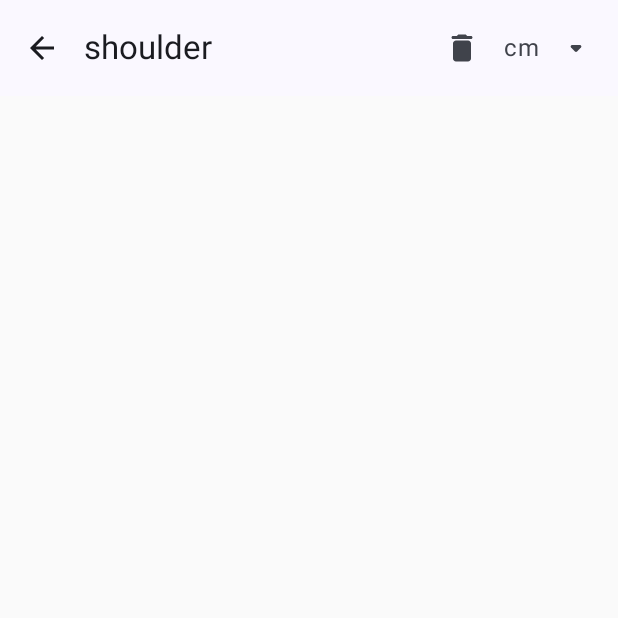
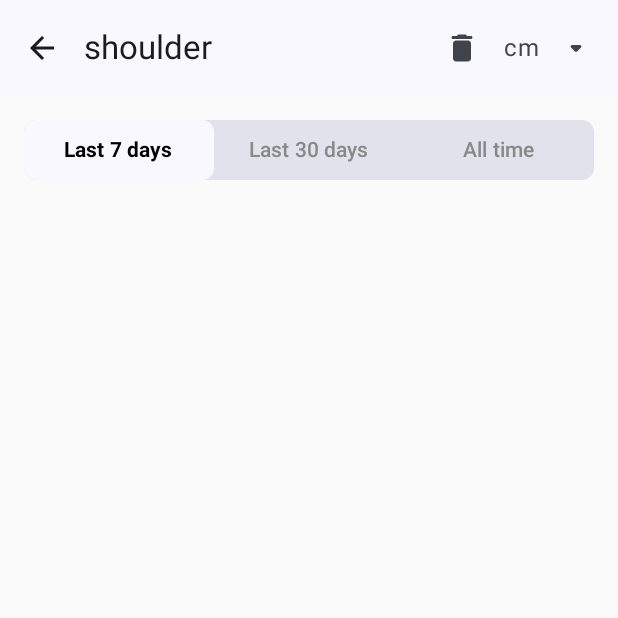
Before and after one commit to Pravan/Fit_iq2, an Android app built with Jetpack Compose: the screen it shows after launch (MainActivity), on a phone screen of 412 x 824 dp, the top half of it. Run offline under Robolectric (Android 15) with nearby library versions, the phone set to English and light mode, and no system bars; our stand-ins replace window size class.

Commit message:
Details Screen

```diff
--- /dev/null
+++ b/app/src/main/java/com/example/fit_iq/domain/model/TimeRange.kt
@@ -0,0 +1,11 @@
+package com.example.fit_iq.domain.model
+
+
+
+enum class TimeRange(
+    val label: String
+) {
+    LAST7DAYS(label = "Last 7 days"),
+    LAST30DAYS(label = "Last 30 days"),
+    ALL_TIME(label = "All time")
+}
--- a/app/src/main/java/com/example/fit_iq/ui/presentation/details/DetailsScreen.kt
+++ b/app/src/main/java/com/example/fit_iq/ui/presentation/details/DetailsScreen.kt
@@ -1,18 +1,28 @@
 package com.example.fit_iq.ui.presentation.details
 
+import androidx.compose.foundation.background
+import androidx.compose.foundation.clickable
+import androidx.compose.foundation.interaction.MutableInteractionSource
+import androidx.compose.foundation.layout.Arrangement
+import androidx.compose.foundation.layout.Box
 import androidx.compose.foundation.layout.Column
+import androidx.compose.foundation.layout.Row
 import androidx.compose.foundation.layout.Spacer
+import androidx.compose.foundation.layout.fillMaxHeight
 import androidx.compose.foundation.layout.fillMaxSize
+import androidx.compose.foundation.layout.fillMaxWidth
+import androidx.compose.foundation.layout.height
+import androidx.compose.foundation.layout.padding
 import androidx.compose.foundation.layout.width
+import androidx.compose.foundation.shape.RoundedCornerShape
 import androidx.compose.material.icons.Icons
 import androidx.compose.material.icons.automirrored.filled.ArrowBack
-import androidx.compose.material.icons.filled.ArrowDropDown
-import androidx.compose.material.icons.filled.Delete
 import androidx.compose.material.icons.rounded.ArrowDropDown
 import androidx.compose.material.icons.rounded.Delete
 import androidx.compose.material3.ExperimentalMaterial3Api
 import androidx.compose.material3.Icon
 import androidx.compose.material3.IconButton
+import androidx.compose.material3.MaterialTheme
 import androidx.compose.material3.Text
 import androidx.compose.material3.TopAppBar
 import androidx.compose.material3.rememberModalBottomSheetState
@@ -23,12 +33,17 @@ import androidx.compose.runtime.remember
 import androidx.compose.runtime.rememberCoroutineScope
 import androidx.compose.runtime.saveable.rememberSaveable
 import androidx.compose.runtime.setValue
+import androidx.compose.ui.Alignment
 import androidx.compose.ui.Modifier
+import androidx.compose.ui.draw.clip
+import androidx.compose.ui.graphics.Color
+import androidx.compose.ui.text.font.FontWeight
 import androidx.compose.ui.text.style.TextOverflow
 import androidx.compose.ui.tooling.preview.Preview
 import androidx.compose.ui.unit.dp
 import com.example.fit_iq.domain.model.BodyPart
 import com.example.fit_iq.domain.model.MeasuringUnit
+import com.example.fit_iq.domain.model.TimeRange
 import com.example.fit_iq.ui.presentation.Fit_iqTheme
 import com.example.fit_iq.ui.presentation.component.Fit_iqDialog
 import com.example.fit_iq.ui.presentation.component.MeasuringUnitBottomSheet
@@ -68,6 +83,8 @@ fun DetailsScreen(){
         onDialogDismiss  = {isDeleteBodyPartDialogOpen = false},
         onConfirmButtonClick = {isDeleteBodyPartDialogOpen = false}
     )
+
+    var selectedTimeRange by remember { mutableStateOf(TimeRange.LAST7DAYS)}
     Column(
         modifier = Modifier.fillMaxSize()
     ){
@@ -76,6 +93,16 @@ fun DetailsScreen(){
             onBackIconClick = {},
             onDeleteIconClick =  {isDeleteBodyPartDialogOpen= true },
             onUnitIconClick = {isMeasuringUnitBottomSheetOpen= true }
+        )
+        ChartTimeRangeButtons(
+            modifier = Modifier
+                .fillMaxWidth()
+                .padding(16.dp),
+            selectedTimeRange = selectedTimeRange,
+            onClick = {
+                selectedTimeRange = it
+            }
+
         )
     }
 }
@@ -134,11 +161,92 @@ private fun DetailsTopBar(modifier: Modifier = Modifier,
         }
     )
 }
+@Composable
+
+private fun ChartTimeRangeButtons(
+    modifier: Modifier = Modifier,
+    selectedTimeRange: TimeRange,
+    onClick: (TimeRange) -> Unit
+) {
+    val timeRanges = listOf(
+        TimeRange.LAST7DAYS,
+        TimeRange.LAST30DAYS,
+        TimeRange.ALL_TIME
+    )
+
+    Row(
+        modifier = modifier
+            .height(40.dp)
+            .clip(RoundedCornerShape(8.dp))
+            .background(MaterialTheme.colorScheme.surfaceVariant)
+            .fillMaxWidth(),
+        horizontalArrangement = Arrangement.SpaceBetween,
+        verticalAlignment = Alignment.CenterVertically
+    ) {
+        timeRanges.forEach { timeRange ->
+            Box(
+                modifier = Modifier
+                    .weight(1f)
+                    .fillMaxHeight()
+                    .clip(RoundedCornerShape(8.dp))
+                    .background(
+                        if (timeRange == selectedTimeRange)
+                            MaterialTheme.colorScheme.surface
+                        else
+                            Color.Transparent
+                    )
+                    .clickable { onClick(timeRange) },
+                contentAlignment = Alignment.Center
+            ) {
+                Text(
+                    text = timeRange.label,
+                    style = if (timeRange == selectedTimeRange) {
+                        MaterialTheme.typography.labelLarge.copy(fontWeight = FontWeight.Bold)
+                    } else {
+                        MaterialTheme.typography.labelLarge.copy(color = Color.Gray)
+                    },
+                    maxLines = 1
+                )
+            }
+        }
+    }
+}
+
+
+
+
+@Composable
+fun TimeRangeSelectionButton(
+    modifier: Modifier = Modifier,
+    label:String,
+    labelTextStyle: androidx.compose.ui.text.TextStyle,
+    backgroundColor:Color,
+    onClick:()->Unit
+) {
+    Box(modifier = Modifier
+            .fillMaxSize()
+            .padding(4.dp)
+            .clip(RoundedCornerShape(8.dp))
+            .clickable(
+                interactionSource = remember { MutableInteractionSource()},
+                indication = null,
+                onClick = onClick
+
+
+            )
+        .background(backgroundColor),
+        contentAlignment = Alignment.Center
+    ){
+        Text(text = label, style = labelTextStyle, maxLines = 1)
+    }
+}
 
 @Preview(showBackground = true, showSystemUi = true)
 @Composable
 private fun DetailsScreenPreview() {
     Fit_iqTheme {
-        DetailsScreen()
+        Column(modifier = Modifier.fillMaxSize()) {
+            DetailsScreen()
+        }
     }
 }
```
